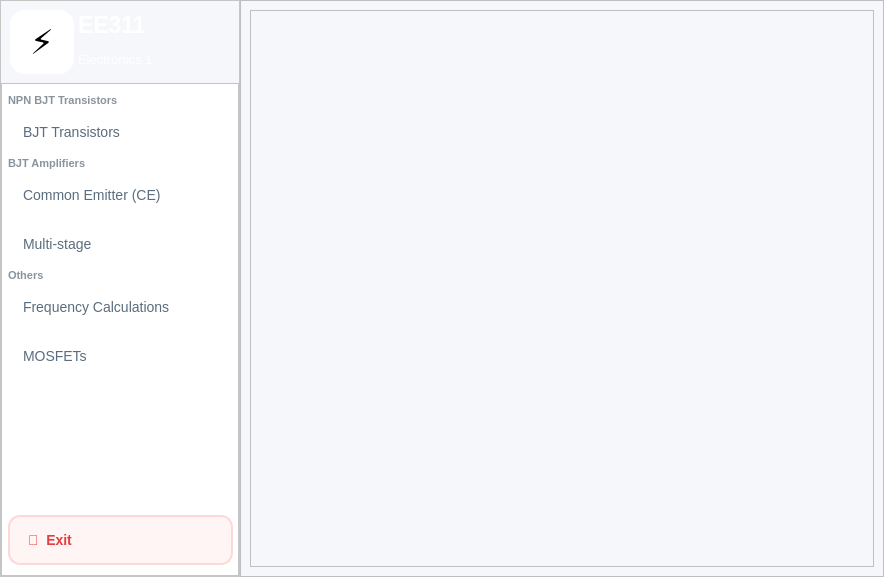
Qt form ui/main_dashboard.ui (Yasser-Daffa/ee311-transistor-calc) before a commit.
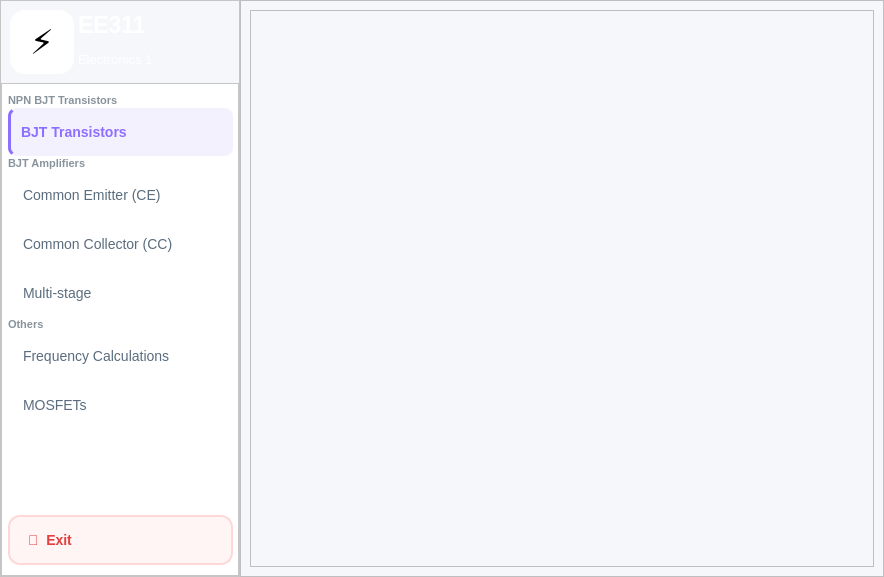
The same form after that commit.

Commit message: Progress: Design+Analysis Done for ce+cc, + main dashboards Done

```diff
--- a/ui/main_dashboard.ui
+++ b/ui/main_dashboard.ui
@@ -310,6 +310,9 @@
              <property name="checkable">
               <bool>true</bool>
              </property>
+             <property name="checked">
+              <bool>true</bool>
+             </property>
              <attribute name="buttonGroup">
               <string notr="true">buttonGroupSubmenus</string>
              </attribute>
@@ -379,7 +382,60 @@
             </widget>
            </item>
            <item>
-            <widget class="QPushButton" name="buttonCommonCollector_2">
+            <widget class="QPushButton" name="buttonCommonCollector">
+             <property name="minimumSize">
+              <size>
+               <width>0</width>
+               <height>48</height>
+              </size>
+             </property>
+             <property name="cursor">
+              <cursorShape>PointingHandCursor</cursorShape>
+             </property>
+             <property name="styleSheet">
+              <string notr="true">QPushButton {
+    background-color: transparent;
+    border: none;
+    border-radius: 8px;
+    color: #5a6c7d;
+    font-size: 14px;
+    text-align: left;
+    padding-left: 15px;
+}
+
+QPushButton:hover {
+    background-color: rgb(245, 248, 248);
+    color: #8c6fff;  /* slightly purple-ish on hover */
+}
+
+/* CHECKED / TOGGLED STATE */
+QPushButton:checked {
+    background-color: rgba(140, 111, 255, 0.10);  /* faint purple */
+    color: #8c6fff; 
+    font-weight: bold;
+    border-left: 3px solid #8c6fff;
+    padding-left: 10px; /* adjust so bar doesn’t push content too far */
+}
+
+/* PRESSED STATE (optional but clean) */
+QPushButton:pressed {
+    background-color: rgba(140, 111, 255, 0.18);  /* slightly darker purple on press */
+}
+</string>
+             </property>
+             <property name="text">
+              <string>Common Collector (CC)</string>
+             </property>
+             <property name="checkable">
+              <bool>true</bool>
+             </property>
+             <attribute name="buttonGroup">
+              <string notr="true">buttonGroupSubmenus</string>
+             </attribute>
+            </widget>
+           </item>
+           <item>
+            <widget class="QPushButton" name="buttonMultiStage">
              <property name="minimumSize">
               <size>
                <width>0</width>
```
Left out of the diff: 14 changed lines with no effect on the pictures. The commit also changes 16 other files.
